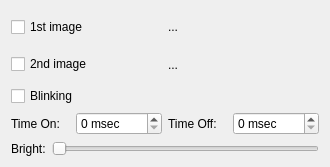
Old version of the form src/ui/displayoptions.ui in the repository etengabeko/etwas.
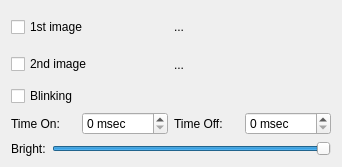
New version of the form.

Commit message: Fix: ui behaviour in DisplayControl & DisplayOptions.

```diff
--- a/src/ui/displayoptions.ui
+++ b/src/ui/displayoptions.ui
@@ -6,7 +6,7 @@
    <rect>
     <x>0</x>
     <y>0</y>
-    <width>330</width>
+    <width>342</width>
     <height>167</height>
    </rect>
   </property>
@@ -71,12 +71,18 @@
        <property name="suffix">
         <string> msec</string>
        </property>
+       <property name="minimum">
+        <number>0</number>
+       </property>
        <property name="maximum">
         <number>2550</number>
        </property>
        <property name="singleStep">
         <number>10</number>
        </property>
+       <property name="value">
+        <number>0</number>
+       </property>
       </widget>
      </item>
      <item>
@@ -91,12 +97,18 @@
        <property name="suffix">
         <string> msec</string>
        </property>
+       <property name="minimum">
+        <number>0</number>
+       </property>
        <property name="maximum">
         <number>2550</number>
        </property>
        <property name="singleStep">
         <number>10</number>
        </property>
+       <property name="value">
+        <number>0</number>
+       </property>
       </widget>
      </item>
     </layout>
@@ -115,6 +127,9 @@
        <property name="maximum">
         <number>15</number>
        </property>
+       <property name="value">
+        <number>15</number>
+       </property>
        <property name="orientation">
         <enum>Qt::Horizontal</enum>
        </property>
```
The commit also changes 5 other files.
